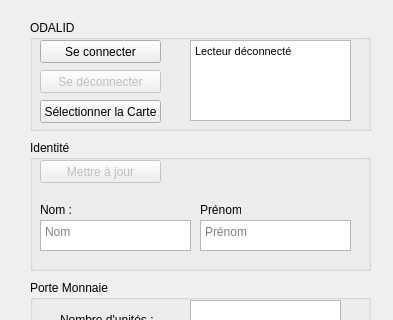
Old version of the form mainwindow.ui in the repository benjamin-milhet/Carte_Sans_Contact_MIFARE; both pictures show x 0 to 393 and y 0 to 320 of the 393 by 525 pixel window.
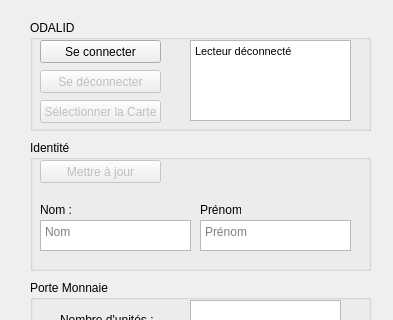
New version of the form.

The edit to the form file:
```diff
--- a/mainwindow.ui
+++ b/mainwindow.ui
@@ -53,6 +53,9 @@
      </property>
     </widget>
     <widget class="QPushButton" name="connectCarte">
+     <property name="enabled">
+      <bool>false</bool>
+     </property>
      <property name="geometry">
       <rect>
        <x>10</x>
```
